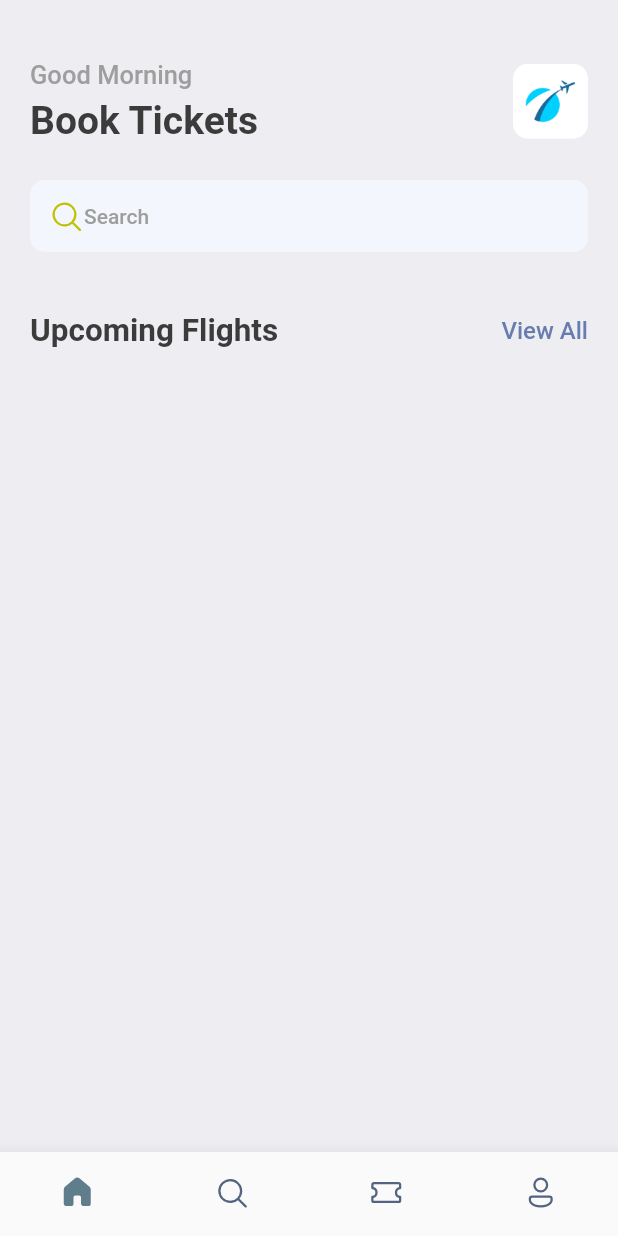
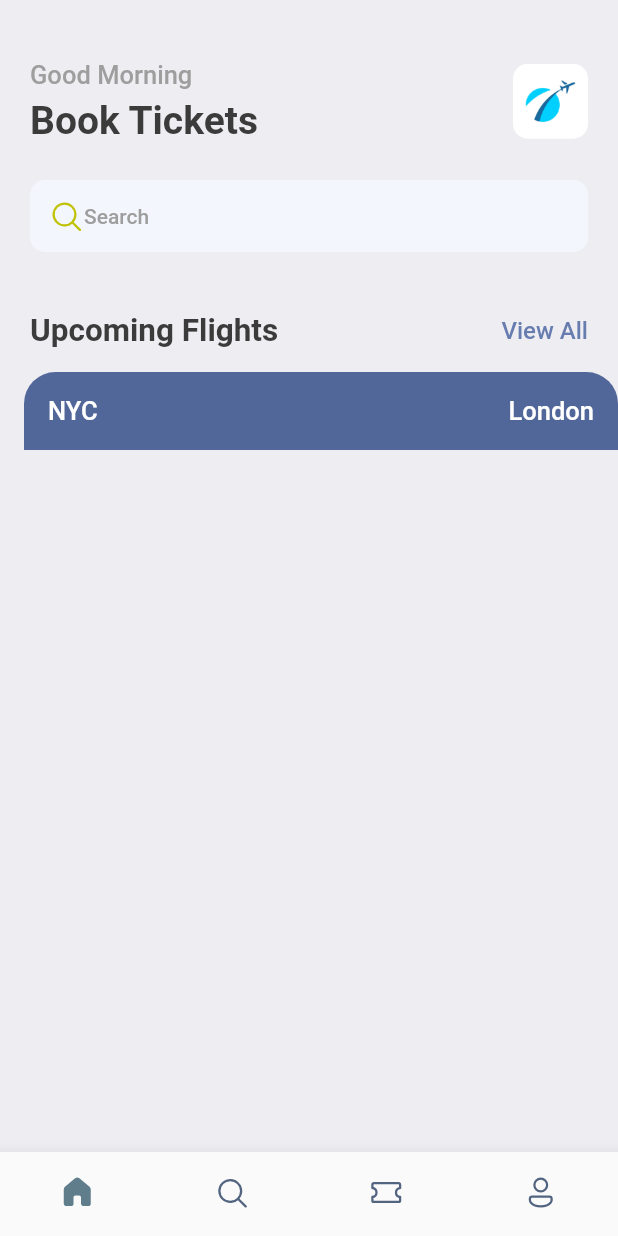
Before and after one commit to Gabriel-Spinola/MentalHealthApp, a Flutter app: the screen it shows after launch, on a phone screen of 412 x 824 dp. Run offline on Flutter 3.47's test engine with Material 2 defaults, Android fonts, the phone set to English and light mode, and no system bars; our stand-ins replace fluentui_icons, gap.

Commit message:
TickView

```diff
--- /dev/null
+++ b/lib/utils/app_layout.dart
@@ -0,0 +1,7 @@
+import 'package:flutter/cupertino.dart';
+
+class AppLayout {
+  static Size getSize(BuildContext context) {
+    return MediaQuery.of(context).size;
+  }
+}
--- a/lib/views/home_screen.dart
+++ b/lib/views/home_screen.dart
@@ -2,6 +2,7 @@ import 'package:fluentui_icons/fluentui_icons.dart';
 import 'package:flutter/cupertino.dart';
 import 'package:flutter/material.dart';
 import 'package:gap/gap.dart';
+import 'package:mental_health_application2/widgets/ticket_view.dart';
 
 import '../routes/app_routes.dart';
 import '../Widgets/bottom_bar.dart';
@@ -82,7 +83,8 @@ class _HomeScreenState extends State<HomeScreen> {
               ],
             ),
           ),
-
+          const Gap(15.0),
+          const TicketView(),
         ],
       ),
       bottomNavigationBar: const BottomBar(),
--- a/lib/widgets/ticket_view.dart
+++ b/lib/widgets/ticket_view.dart
@@ -0,0 +1,48 @@
+import 'package:flutter/cupertino.dart';
+import 'package:flutter/material.dart';
+import 'package:mental_health_application2/utils/app_layout.dart';
+
+import '../utils/app_styles.dart';
+
+class TicketView extends StatelessWidget {
+  const TicketView({Key? key}) : super(key: key);
+
+  @override
+  Widget build(BuildContext context) {
+    final Size layoutSize = AppLayout.getSize(context);
+
+    return SizedBox(
+      width: layoutSize.width,
+      height: 200.0,
+      child: Container(
+        margin: const EdgeInsets.only(left: 16.0),
+        // Contains whole card
+        child: Column(
+          children: <Widget>[
+            Container(
+              padding: const EdgeInsets.all(16.0),
+              decoration: const BoxDecoration(
+                color: Color(0xFF526799),
+                borderRadius: BorderRadius.only(
+                  topRight: Radius.circular(21.0),
+                  topLeft: Radius.circular(21.0),
+                ),
+              ),
+              child: Column(
+                children: [
+                  Row(
+                    children: [
+                      Text('NYC', style: Styles.headLine3Style.copyWith(color: Colors.white)),
+                      const Spacer(),
+                      Text('London', style: Styles.headLine3Style.copyWith(color: Colors.white)),
+                    ],
+                  ),
+                ],
+              ),
+            )
+          ],
+        ),
+      ),
+    );
+  }
+}
```
Also changed, not shown: lib/widgets/thick_container.dart (added).
